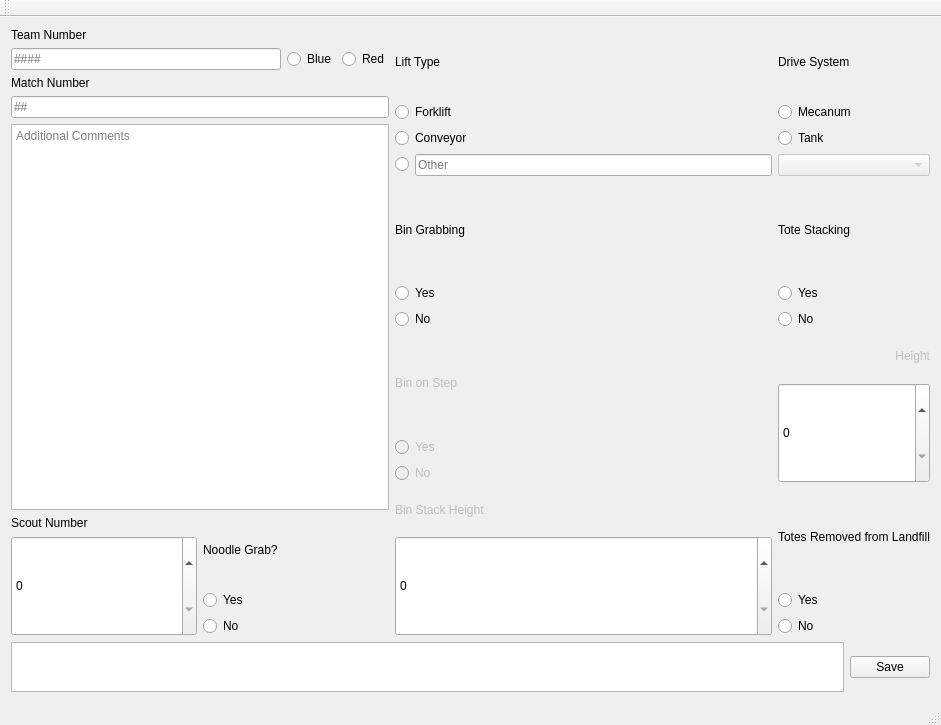
Old version of the form mainwindow.ui in the repository ajusa/1504scout.
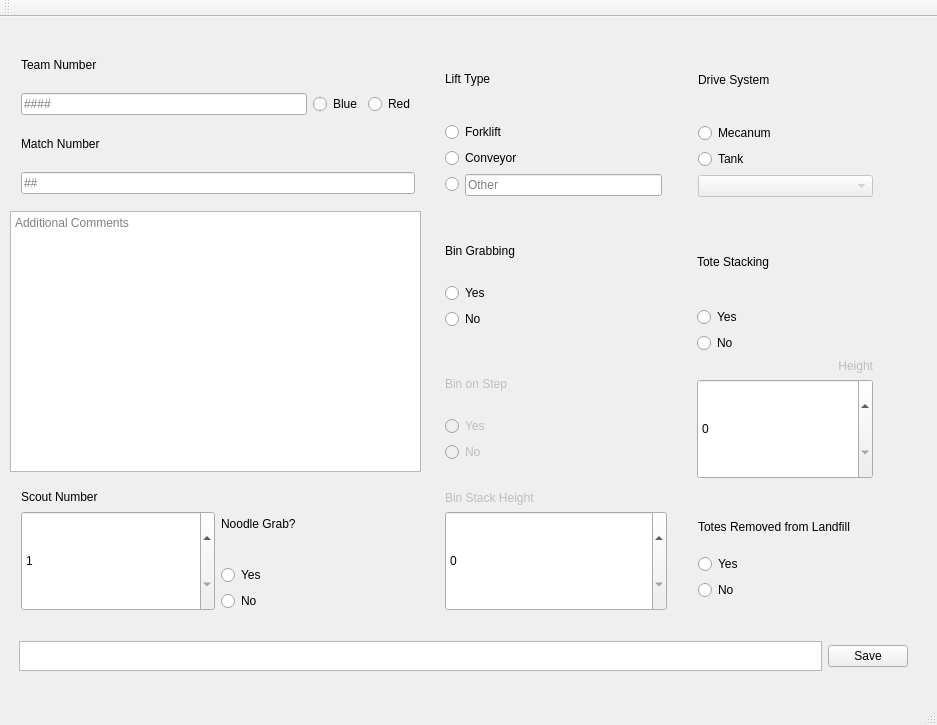
New version of the form.

What changed in the file:
```diff
--- a/mainwindow.ui
+++ b/mainwindow.ui
@@ -9,7 +9,7 @@
    <rect>
     <x>0</x>
     <y>0</y>
-    <width>941</width>
+    <width>937</width>
     <height>725</height>
    </rect>
   </property>
@@ -20,14 +20,413 @@
    <string notr="true">font: 22pt &quot;Verdana&quot;;</string>
   </property>
   <widget class="QWidget" name="centralWidget">
-   <layout class="QGridLayout" name="gridLayout">
-    <item row="0" column="0">
+   <widget class="QWidget" name="">
+    <property name="geometry">
+     <rect>
+      <x>8</x>
+      <y>613</y>
+      <width>911</width>
+      <height>52</height>
+     </rect>
+    </property>
+    <layout class="QHBoxLayout" name="horizontalLayout">
+     <item>
+      <widget class="QTextBrowser" name="saveFeedback">
+       <property name="sizePolicy">
+        <sizepolicy hsizetype="Expanding" vsizetype="Maximum">
+         <horstretch>0</horstretch>
+         <verstretch>0</verstretch>
+        </sizepolicy>
+       </property>
+       <property name="maximumSize">
+        <size>
+         <width>16777215</width>
+         <height>50</height>
+        </size>
+       </property>
+       <property name="verticalScrollBarPolicy">
+        <enum>Qt::ScrollBarAlwaysOff</enum>
+       </property>
+       <property name="horizontalScrollBarPolicy">
+        <enum>Qt::ScrollBarAlwaysOff</enum>
+       </property>
+      </widget>
+     </item>
+     <item>
+      <widget class="QPushButton" name="save">
+       <property name="text">
+        <string>Save</string>
+       </property>
+      </widget>
+     </item>
+    </layout>
+   </widget>
+   <widget class="QWidget" name="">
+    <property name="geometry">
+     <rect>
+      <x>687</x>
+      <y>477</y>
+      <width>241</width>
+      <height>117</height>
+     </rect>
+    </property>
      <layout class="QVBoxLayout" name="verticalLayout_15">
       <item>
-       <layout class="QHBoxLayout" name="horizontalLayout_5">
+      <widget class="QLabel" name="landRektLabel">
+       <property name="toolTip">
+        <string>&lt;html&gt;&lt;head/&gt;&lt;body&gt;&lt;p&gt;&lt;br/&gt;&lt;/p&gt;&lt;/body&gt;&lt;/html&gt;</string>
+       </property>
+       <property name="styleSheet">
+        <string notr="true">font: 14pt &quot;MS Shell Dlg 2&quot;;</string>
+       </property>
+       <property name="text">
+        <string>Totes Removed from Landfill</string>
+       </property>
+      </widget>
+     </item>
         <item>
-         <layout class="QVBoxLayout" name="verticalLayout_12">
+      <layout class="QVBoxLayout" name="verticalLayout_8">
           <item>
+        <widget class="QRadioButton" name="landfillYes">
+         <property name="text">
+          <string>Yes</string>
+         </property>
+        </widget>
+       </item>
+       <item>
+        <widget class="QRadioButton" name="landfillNo">
+         <property name="text">
+          <string>No</string>
+         </property>
+        </widget>
+       </item>
+      </layout>
+     </item>
+    </layout>
+   </widget>
+   <widget class="QWidget" name="">
+    <property name="geometry">
+     <rect>
+      <x>686</x>
+      <y>195</y>
+      <width>198</width>
+      <height>278</height>
+     </rect>
+    </property>
+    <layout class="QVBoxLayout" name="verticalLayout_14">
+     <item>
+      <widget class="QLabel" name="toteLabel">
+       <property name="text">
+        <string>Tote Stacking</string>
+       </property>
+      </widget>
+     </item>
+     <item>
+      <layout class="QVBoxLayout" name="verticalLayout_9">
+       <item>
+        <widget class="QRadioButton" name="toteStackYes">
+         <property name="text">
+          <string>Yes</string>
+         </property>
+        </widget>
+       </item>
+       <item>
+        <widget class="QRadioButton" name="toteStackNo">
+         <property name="text">
+          <string>No</string>
+         </property>
+        </widget>
+       </item>
+      </layout>
+     </item>
+     <item>
+      <layout class="QVBoxLayout" name="verticalLayout_10">
+       <item>
+        <widget class="QLabel" name="toteLevelLabel">
+         <property name="enabled">
+          <bool>false</bool>
+         </property>
+         <property name="text">
+          <string>&lt;html&gt;&lt;head/&gt;&lt;body&gt;&lt;p align=&quot;right&quot;&gt;Height&lt;/p&gt;&lt;/body&gt;&lt;/html&gt;</string>
+         </property>
+        </widget>
+       </item>
+       <item>
+        <widget class="QSpinBox" name="toteLevel">
+         <property name="minimumSize">
+          <size>
+           <width>0</width>
+           <height>100</height>
+          </size>
+         </property>
+        </widget>
+       </item>
+      </layout>
+     </item>
+    </layout>
+   </widget>
+   <widget class="QWidget" name="">
+    <property name="geometry">
+     <rect>
+      <x>687</x>
+      <y>15</y>
+      <width>197</width>
+      <height>176</height>
+     </rect>
+    </property>
+    <layout class="QVBoxLayout" name="verticalLayout_4">
+     <item>
+      <widget class="QLabel" name="driveLabel">
+       <property name="text">
+        <string>Drive System</string>
+       </property>
+      </widget>
+     </item>
+     <item>
+      <layout class="QVBoxLayout" name="verticalLayout">
+       <item>
+        <widget class="QRadioButton" name="Mecanum">
+         <property name="text">
+          <string>Mecanum</string>
+         </property>
+        </widget>
+       </item>
+       <item>
+        <widget class="QRadioButton" name="Tank">
+         <property name="text">
+          <string>Tank</string>
+         </property>
+        </widget>
+       </item>
+      </layout>
+     </item>
+     <item>
+      <widget class="QComboBox" name="tankWheels">
+       <property name="enabled">
+        <bool>false</bool>
+       </property>
+       <item>
+        <property name="text">
+         <string/>
+        </property>
+       </item>
+       <item>
+        <property name="text">
+         <string>4</string>
+        </property>
+       </item>
+       <item>
+        <property name="text">
+         <string>6</string>
+        </property>
+       </item>
+       <item>
+        <property name="text">
+         <string>8</string>
+        </property>
+       </item>
+      </widget>
+     </item>
+    </layout>
+   </widget>
+   <widget class="QWidget" name="">
+    <property name="geometry">
+     <rect>
+      <x>434</x>
+      <y>196</y>
+      <width>191</width>
+      <height>127</height>
+     </rect>
+    </property>
+    <layout class="QVBoxLayout" name="verticalLayout_3">
+     <item>
+      <widget class="QLabel" name="binGrabLabel">
+       <property name="text">
+        <string>Bin Grabbing</string>
+       </property>
+      </widget>
+     </item>
+     <item>
+      <widget class="QRadioButton" name="binGrabYes">
+       <property name="acceptDrops">
+        <bool>false</bool>
+       </property>
+       <property name="text">
+        <string>Yes</string>
+       </property>
+       <property name="checked">
+        <bool>false</bool>
+       </property>
+      </widget>
+     </item>
+     <item>
+      <widget class="QRadioButton" name="binGrabNo">
+       <property name="text">
+        <string>No</string>
+       </property>
+       <property name="checkable">
+        <bool>true</bool>
+       </property>
+       <property name="checked">
+        <bool>false</bool>
+       </property>
+       <property name="autoExclusive">
+        <bool>true</bool>
+       </property>
+      </widget>
+     </item>
+    </layout>
+   </widget>
+   <widget class="QWidget" name="">
+    <property name="geometry">
+     <rect>
+      <x>434</x>
+      <y>329</y>
+      <width>171</width>
+      <height>127</height>
+     </rect>
+    </property>
+    <layout class="QVBoxLayout" name="binStepLayout">
+     <item>
+      <widget class="QLabel" name="binStepLabel">
+       <property name="enabled">
+        <bool>false</bool>
+       </property>
+       <property name="text">
+        <string>Bin on Step</string>
+       </property>
+      </widget>
+     </item>
+     <item>
+      <widget class="QRadioButton" name="stepYes">
+       <property name="enabled">
+        <bool>false</bool>
+       </property>
+       <property name="text">
+        <string>Yes</string>
+       </property>
+      </widget>
+     </item>
+     <item>
+      <widget class="QRadioButton" name="stepNo">
+       <property name="enabled">
+        <bool>false</bool>
+       </property>
+       <property name="text">
+        <string>No</string>
+       </property>
+      </widget>
+     </item>
+    </layout>
+   </widget>
+   <widget class="QWidget" name="">
+    <property name="geometry">
+     <rect>
+      <x>434</x>
+      <y>462</y>
+      <width>244</width>
+      <height>143</height>
+     </rect>
+    </property>
+    <layout class="QVBoxLayout" name="verticalLayout_5">
+     <item>
+      <widget class="QLabel" name="binHeightLabel">
+       <property name="enabled">
+        <bool>false</bool>
+       </property>
+       <property name="text">
+        <string>Bin Stack Height</string>
+       </property>
+      </widget>
+     </item>
+     <item>
+      <widget class="QSpinBox" name="binLevel">
+       <property name="minimumSize">
+        <size>
+         <width>0</width>
+         <height>100</height>
+        </size>
+       </property>
+      </widget>
+     </item>
+    </layout>
+   </widget>
+   <widget class="QWidget" name="">
+    <property name="geometry">
+     <rect>
+      <x>434</x>
+      <y>14</y>
+      <width>239</width>
+      <height>176</height>
+     </rect>
+    </property>
+    <layout class="QVBoxLayout" name="verticalLayout_2">
+     <item>
+      <widget class="QLabel" name="liftTypeLabel">
+       <property name="text">
+        <string>Lift Type</string>
+       </property>
+      </widget>
+     </item>
+     <item>
+      <widget class="QRadioButton" name="forklift">
+       <property name="text">
+        <string>Forklift</string>
+       </property>
+      </widget>
+     </item>
+     <item>
+      <widget class="QRadioButton" name="conveyor">
+       <property name="text">
+        <string>Conveyor</string>
+       </property>
+      </widget>
+     </item>
+     <item>
+      <layout class="QHBoxLayout" name="horizontalLayout_4">
+       <item>
+        <widget class="QRadioButton" name="customLift">
+         <property name="text">
+          <string/>
+         </property>
+        </widget>
+       </item>
+       <item>
+        <widget class="QLineEdit" name="liftText">
+         <property name="placeholderText">
+          <string>Other</string>
+         </property>
+        </widget>
+       </item>
+      </layout>
+     </item>
+    </layout>
+   </widget>
+   <widget class="QPlainTextEdit" name="commentsBox">
+    <property name="geometry">
+     <rect>
+      <x>10</x>
+      <y>194</y>
+      <width>411</width>
+      <height>261</height>
+     </rect>
+    </property>
+    <property name="styleSheet">
+     <string notr="true">font: 14pt &quot;MS Shell Dlg 2&quot;;</string>
+    </property>
+    <property name="placeholderText">
+     <string>Additional Comments</string>
+    </property>
+   </widget>
+   <widget class="QWidget" name="">
+    <property name="geometry">
+     <rect>
+      <x>10</x>
+      <y>14</y>
+      <width>416</width>
+      <height>174</height>
+     </rect>
+    </property>
            <layout class="QVBoxLayout" name="verticalLayout_11">
             <item>
              <widget class="QLabel" name="label">
@@ -82,18 +481,16 @@
              </widget>
             </item>
            </layout>
-          </item>
-          <item>
-           <widget class="QPlainTextEdit" name="commentsBox">
-            <property name="styleSheet">
-             <string notr="true">font: 14pt &quot;MS Shell Dlg 2&quot;;</string>
-            </property>
-            <property name="placeholderText">
-             <string>Additional Comments</string>
-            </property>
-           </widget>
-          </item>
-          <item>
+   </widget>
+   <widget class="QWidget" name="">
+    <property name="geometry">
+     <rect>
+      <x>10</x>
+      <y>460</y>
+      <width>416</width>
+      <height>145</height>
+     </rect>
+    </property>
            <layout class="QHBoxLayout" name="horizontalLayout_3">
             <item>
              <layout class="QVBoxLayout" name="verticalLayout_7">
@@ -112,6 +509,12 @@
                   <height>100</height>
                  </size>
                 </property>
+         <property name="minimum">
+          <number>1</number>
+         </property>
+         <property name="maximum">
+          <number>100</number>
+         </property>
                </widget>
               </item>
              </layout>
@@ -142,328 +545,7 @@
              </layout>
             </item>
            </layout>
-          </item>
-         </layout>
-        </item>
-        <item>
-         <layout class="QVBoxLayout" name="verticalLayout_13">
-          <item>
-           <layout class="QVBoxLayout" name="verticalLayout_2">
-            <item>
-             <widget class="QLabel" name="label_3">
-              <property name="text">
-               <string>Lift Type</string>
-              </property>
-             </widget>
-            </item>
-            <item>
-             <widget class="QRadioButton" name="forklift">
-              <property name="text">
-               <string>Forklift</string>
-              </property>
-             </widget>
-            </item>
-            <item>
-             <widget class="QRadioButton" name="conveyor">
-              <property name="text">
-               <string>Conveyor</string>
-              </property>
-             </widget>
-            </item>
-            <item>
-             <layout class="QHBoxLayout" name="horizontalLayout_4">
-              <item>
-               <widget class="QRadioButton" name="customLift">
-                <property name="text">
-                 <string/>
-                </property>
-               </widget>
-              </item>
-              <item>
-               <widget class="QLineEdit" name="liftText">
-                <property name="placeholderText">
-                 <string>Other</string>
-                </property>
-               </widget>
-              </item>
-             </layout>
-            </item>
-           </layout>
-          </item>
-          <item>
-           <layout class="QVBoxLayout" name="verticalLayout_3">
-            <item>
-             <widget class="QLabel" name="label_5">
-              <property name="text">
-               <string>Bin Grabbing</string>
-              </property>
-             </widget>
-            </item>
-            <item>
-             <widget class="QRadioButton" name="binGrabYes">
-              <property name="acceptDrops">
-               <bool>false</bool>
-              </property>
-              <property name="text">
-               <string>Yes</string>
-              </property>
-              <property name="checked">
-               <bool>false</bool>
-              </property>
-             </widget>
-            </item>
-            <item>
-             <widget class="QRadioButton" name="binGrabNo">
-              <property name="text">
-               <string>No</string>
-              </property>
-              <property name="checkable">
-               <bool>true</bool>
-              </property>
-              <property name="checked">
-               <bool>false</bool>
-              </property>
-              <property name="autoExclusive">
-               <bool>true</bool>
-              </property>
-             </widget>
-            </item>
-           </layout>
-          </item>
-          <item>
-           <layout class="QVBoxLayout" name="verticalLayout_4">
-            <item>
-             <widget class="QLabel" name="label_8">
-              <property name="enabled">
-               <bool>false</bool>
-              </property>
-              <property name="text">
-               <string>Bin on Step</string>
-              </property>
-             </widget>
-            </item>
-            <item>
-             <widget class="QRadioButton" name="stepYes">
-              <property name="enabled">
-               <bool>false</bool>
-              </property>
-              <property name="text">
-               <string>Yes</string>
-              </property>
-             </widget>
-            </item>
-            <item>
-             <widget class="QRadioButton" name="stepNo">
-              <property name="enabled">
-               <bool>false</bool>
-              </property>
-              <property name="text">
-               <string>No</string>
-              </property>
-             </widget>
-            </item>
-           </layout>
-          </item>
-          <item>
-           <layout class="QVBoxLayout" name="verticalLayout_5">
-            <item>
-             <widget class="QLabel" name="label_7">
-              <property name="enabled">
-               <bool>false</bool>
-              </property>
-              <property name="text">
-               <string>Bin Stack Height</string>
-              </property>
-             </widget>
-            </item>
-            <item>
-             <widget class="QSpinBox" name="binLevel">
-              <property name="minimumSize">
-               <size>
-                <width>0</width>
-                <height>100</height>
-               </size>
-              </property>
-             </widget>
-            </item>
-           </layout>
-          </item>
-         </layout>
-        </item>
-        <item>
-         <layout class="QVBoxLayout" name="verticalLayout_14">
-          <item>
-           <layout class="QVBoxLayout" name="verticalLayout">
-            <item>
-             <widget class="QLabel" name="label_12">
-              <property name="text">
-               <string>Drive System</string>
-              </property>
-             </widget>
-            </item>
-            <item>
-             <widget class="QRadioButton" name="Mecanum">
-              <property name="text">
-               <string>Mecanum</string>
-              </property>
-             </widget>
-            </item>
-            <item>
-             <widget class="QRadioButton" name="Tank">
-              <property name="text">
-               <string>Tank</string>
-              </property>
-             </widget>
-            </item>
-            <item>
-             <widget class="QComboBox" name="tankWheels">
-              <property name="enabled">
-               <bool>false</bool>
-              </property>
-              <item>
-               <property name="text">
-                <string/>
-               </property>
-              </item>
-              <item>
-               <property name="text">
-                <string>4</string>
-               </property>
-              </item>
-              <item>
-               <property name="text">
-                <string>6</string>
-               </property>
-              </item>
-              <item>
-               <property name="text">
-                <string>8</string>
-               </property>
-              </item>
-             </widget>
-            </item>
-           </layout>
-          </item>
-          <item>
-           <layout class="QVBoxLayout" name="verticalLayout_9">
-            <item>
-             <widget class="QLabel" name="label_4">
-              <property name="text">
-               <string>Tote Stacking</string>
-              </property>
-             </widget>
-            </item>
-            <item>
-             <widget class="QRadioButton" name="toteStackYes">
-              <property name="text">
-               <string>Yes</string>
-              </property>
-             </widget>
-            </item>
-            <item>
-             <widget class="QRadioButton" name="toteStackNo">
-              <property name="text">
-               <string>No</string>
-              </property>
-             </widget>
-            </item>
-           </layout>
-          </item>
-          <item>
-           <layout class="QVBoxLayout" name="verticalLayout_10">
-            <item>
-             <widget class="QLabel" name="label_6">
-              <property name="enabled">
-               <bool>false</bool>
-              </property>
-              <property name="text">
-               <string>&lt;html&gt;&lt;head/&gt;&lt;body&gt;&lt;p align=&quot;right&quot;&gt;Height&lt;/p&gt;&lt;/body&gt;&lt;/html&gt;</string>
-              </property>
-             </widget>
-            </item>
-            <item>
-             <widget class="QSpinBox" name="toteLevel">
-              <property name="minimumSize">
-               <size>
-                <width>0</width>
-                <height>100</height>
-               </size>
-              </property>
-             </widget>
-            </item>
-           </layout>
-          </item>
-          <item>
-           <layout class="QVBoxLayout" name="verticalLayout_8">
-            <item>
-             <widget class="QLabel" name="label_10">
-              <property name="toolTip">
-               <string>&lt;html&gt;&lt;head/&gt;&lt;body&gt;&lt;p&gt;&lt;br/&gt;&lt;/p&gt;&lt;/body&gt;&lt;/html&gt;</string>
-              </property>
-              <property name="styleSheet">
-               <string notr="true">font: 14pt &quot;MS Shell Dlg 2&quot;;</string>
-              </property>
-              <property name="text">
-               <string>Totes Removed from Landfill</string>
-              </property>
-             </widget>
-            </item>
-            <item>
-             <widget class="QRadioButton" name="landfillYes">
-              <property name="text">
-               <string>Yes</string>
-              </property>
-             </widget>
-            </item>
-            <item>
-             <widget class="QRadioButton" name="landfillNo">
-              <property name="text">
-               <string>No</string>
-              </property>
-             </widget>
-            </item>
-           </layout>
-          </item>
-         </layout>
-        </item>
-       </layout>
-      </item>
-      <item>
-       <layout class="QHBoxLayout" name="horizontalLayout">
-        <item>
-         <widget class="QTextBrowser" name="saveFeedback">
-          <property name="sizePolicy">
-           <sizepolicy hsizetype="Expanding" vsizetype="Maximum">
-            <horstretch>0</horstretch>
-            <verstretch>0</verstretch>
-           </sizepolicy>
-          </property>
-          <property name="maximumSize">
-           <size>
-            <width>16777215</width>
-            <height>50</height>
-           </size>
-          </property>
-          <property name="verticalScrollBarPolicy">
-           <enum>Qt::ScrollBarAlwaysOff</enum>
-          </property>
-          <property name="horizontalScrollBarPolicy">
-           <enum>Qt::ScrollBarAlwaysOff</enum>
-          </property>
-         </widget>
-        </item>
-        <item>
-         <widget class="QPushButton" name="save">
-          <property name="text">
-           <string>Save</string>
-          </property>
-         </widget>
-        </item>
-       </layout>
-      </item>
-     </layout>
-    </item>
-   </layout>
+   </widget>
   </widget>
   <widget class="QToolBar" name="mainToolBar">
    <attribute name="toolBarArea">
```
Left out of the diff: 9 changed lines with no effect on the pictures. Lines whose indentation alone changed are shown as unchanged.
